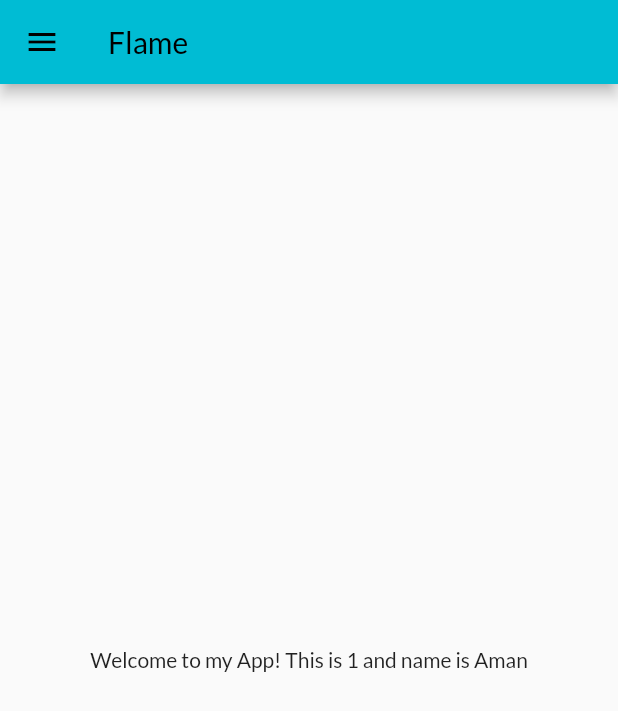
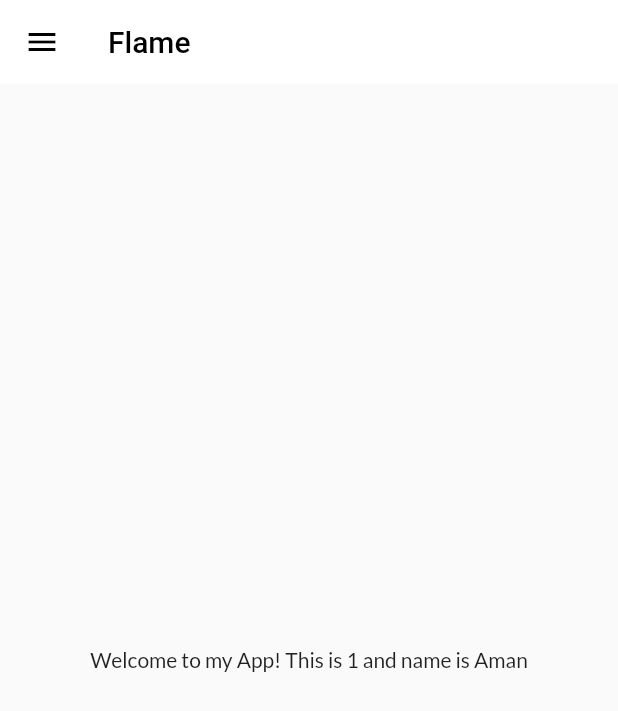
Before and after one commit to amanbhandekar/FirstFlutterApp, a Flutter app: the screen it shows after launch, on a phone screen of 412 x 824 dp. Shown: the top 711 px of the screen. Run offline on Flutter 3.47's test engine with Material 2 defaults, Android fonts, the phone set to English and light mode, and no system bars; our stand-ins replace google_fonts, matcher.

Commit message:
themes extracted

```diff
--- a/lib/Pages/homepage.dart
+++ b/lib/Pages/homepage.dart
@@ -8,7 +8,13 @@ class HomePage extends StatelessWidget {
   Widget build(BuildContext context) {
     return Scaffold(
       appBar: AppBar(
-        title: Text("Flame"),
+        // backgroundColor: Colors.white,
+        // elevation: 0.0,
+        // iconTheme: IconThemeData(color: Colors.black),
+        title: Text(
+          "Flame",
+          style: TextStyle(color: Colors.black),
+        ),
       ),
       body: Center(
         child: Container(
--- a/lib/main.dart
+++ b/lib/main.dart
@@ -2,7 +2,8 @@ import 'package:flutter/material.dart';
 import 'package:flutter_application_1/Pages/homepage.dart';
 import 'package:flutter_application_1/Pages/loginpage.dart';
 import 'package:flutter_application_1/utils/routes.dart';
-import 'package:google_fonts/google_fonts.dart';
+import 'package:flutter_application_1/widgets/themes.dart';
+
 
 void main() {
   runApp(MyApp());
@@ -14,12 +15,8 @@ class MyApp extends StatelessWidget {
     return MaterialApp(
       // home: HomePage(),
       themeMode: ThemeMode.light,
-      theme: ThemeData(
-        primarySwatch: Colors.cyan,
-        fontFamily: GoogleFonts.lato().fontFamily,
-        // primaryTextTheme: GoogleFonts.latoTextTheme()
-      ),
-      darkTheme: ThemeData(brightness: Brightness.dark),
+      theme: MyTheme.lightTheme(context),
+      darkTheme: MyTheme.darkTheme(context),
       debugShowCheckedModeBanner: false,
       initialRoute: MyRoutes.homeRoute,
       routes: {
--- a/lib/widgets/drawer.dart
+++ b/lib/widgets/drawer.dart
@@ -11,7 +11,7 @@ class MyDrawer extends StatelessWidget {
         "https://en.wikipedia.org/wiki/Ranbir_Kapoor#/media/File:Ranbir_Kapoor_promoting_Brahmastra.jpg";
     return Drawer(
       child: Container(
-        color: Colors.cyan,
+        color: Color.fromARGB(255, 76, 189, 204),
         child: ListView(
           padding: EdgeInsets.zero,
           children: [
--- /dev/null
+++ b/lib/widgets/themes.dart
@@ -0,0 +1,18 @@
+import 'package:flutter/material.dart';
+import 'package:google_fonts/google_fonts.dart';
+
+class MyTheme {
+  static ThemeData lightTheme(BuildContext context) => ThemeData(
+      primarySwatch: Colors.cyan,
+      fontFamily: GoogleFonts.lato().fontFamily,
+      appBarTheme: AppBarTheme(
+        color: Colors.white,
+        elevation: 0.0,
+        iconTheme: IconThemeData(color: Colors.black),
+        textTheme: Theme.of(context).textTheme,
+      ));
+
+  static ThemeData darkTheme(BuildContext context) => ThemeData(
+        brightness: Brightness.dark,
+      );
+}
```
